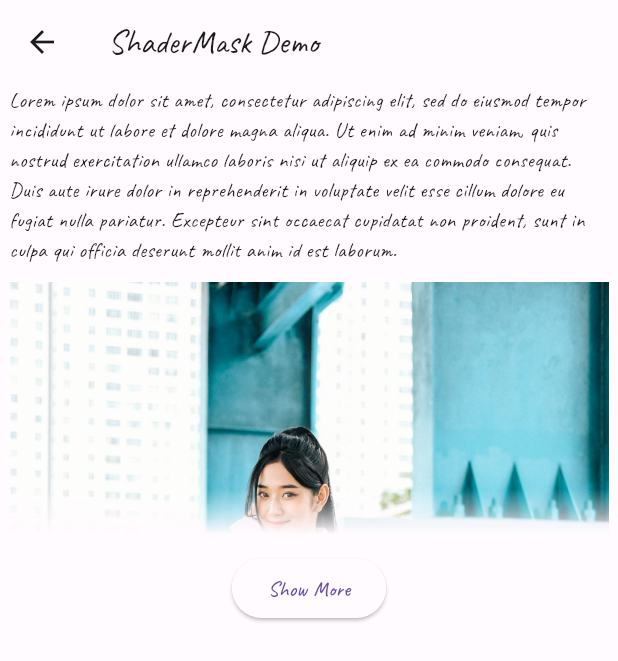
After one commit to jinyongnan810/flutter-practice, a Flutter app: the ShaderMaskDemo screen opened by its route, on a phone screen of 412 x 824 dp. The commit adds this screen. Shown: the top 661 px of the screen. Run offline on Flutter 3.47's test engine with Material 3 defaults, Android fonts, the phone set to English and light mode, and no system bars; our stand-ins replace audioplayers, flutter_dotenv, flutter_hooks, flutter_markdown, flutter_riverpod, font_awesome_flutter and 7 more; missing offline and left inert: animated_loading_border, flutter_portal, flutter_quill, markdown_quill, mix, restart_app and 1 more; network calls fail.

Commit message:
shadermask

```diff
--- /dev/null
+++ b/devtools_options.yaml
@@ -0,0 +1 @@
+extensions:
--- /dev/null
+++ b/lib/demos/shader_mask_demo.dart
@@ -0,0 +1,125 @@
+import 'package:flutter/material.dart';
+import 'package:flutter_practice/shared/demo_widget.dart';
+import 'package:font_awesome_flutter/font_awesome_flutter.dart';
+
+class ShaderMaskDemo extends StatefulWidget implements DemoWidget {
+  const ShaderMaskDemo({super.key});
+  static const String _title = 'ShaderMask Demo';
+  static const String _description = '';
+
+  @override
+  State<ShaderMaskDemo> createState() => _ShaderMaskDemoState();
+  @override
+  String get title => ShaderMaskDemo._title;
+
+  @override
+  String get description => ShaderMaskDemo._description;
+
+  @override
+  Widget get icon => const FaIcon(FontAwesomeIcons.image);
+}
+
+class _ShaderMaskDemoState extends State<ShaderMaskDemo> {
+  bool expanded = false;
+  @override
+  void initState() {
+    super.initState();
+  }
+
+  @override
+  void dispose() {
+    super.dispose();
+  }
+
+  static const clipHeight = 300.0;
+
+  @override
+  Widget build(BuildContext context) {
+    const text1 = Text(
+      'Lorem ipsum dolor sit amet, consectetur adipiscing elit, sed do eiusmod tempor incididunt ut labore et dolore magna aliqua. Ut enim ad minim veniam, quis nostrud exercitation ullamco laboris nisi ut aliquip ex ea commodo consequat. Duis aute irure dolor in reprehenderit in voluptate velit esse cillum dolore eu fugiat nulla pariatur. Excepteur sint occaecat cupidatat non proident, sunt in culpa qui officia deserunt mollit anim id est laborum.',
+    );
+    final image = Image.asset('assets/images/working-out.jpg', width: 400);
+    const text2 = Text(
+      'Lorem ipsum dolor sit amet, consectetur adipiscing elit, sed do eiusmod tempor incididunt ut labore et dolore magna aliqua. Ut enim ad minim veniam, quis nostrud exercitation ullamco laboris nisi ut aliquip ex ea commodo consequat. Duis aute irure dolor in reprehenderit in voluptate velit esse cillum dolore eu fugiat nulla pariatur. Excepteur sint occaecat cupidatat non proident, sunt in culpa qui officia deserunt mollit anim id est laborum.',
+    );
+    final content = Column(
+      children: [
+        text1,
+        const SizedBox(height: 12),
+        image,
+        const SizedBox(height: 12),
+        text2,
+      ],
+    );
+    final Widget finalContent;
+    if (expanded) {
+      finalContent = content;
+    } else {
+      final clipped = SizedBox(
+        height: clipHeight,
+        child: OverflowBox(
+          alignment: Alignment.topCenter,
+          maxHeight: double.infinity,
+          child: ClipRect(
+            clipper: MaxHeightClipper(clipHeight),
+            child: content,
+          ),
+        ),
+      );
+      final shaderApplied = ShaderMask(
+        shaderCallback: (Rect bounds) {
+          return const LinearGradient(
+            begin: Alignment.topCenter,
+            end: Alignment.bottomCenter,
+            colors: <Color>[Colors.black, Colors.black, Colors.transparent],
+            stops: <double>[0.0, 0.9, 1.0],
+          ).createShader(bounds);
+        },
+        blendMode: BlendMode.dstIn,
+        child: expanded ? content : clipped,
+      );
+      finalContent = shaderApplied;
+    }
+
+    final showMoreButton = ElevatedButton(
+      onPressed: () {
+        setState(() {
+          expanded = !expanded;
+        });
+      },
+      child: Text(expanded ? 'Show Less' : 'Show More'),
+    );
+    return Scaffold(
+      appBar: AppBar(title: Text(widget.title)),
+      body: Align(
+        alignment: Alignment.topCenter,
+        child: ConstrainedBox(
+          constraints: const BoxConstraints(maxWidth: 400),
+          child: SingleChildScrollView(
+            child: Column(
+              children: [
+                finalContent,
+                const SizedBox(height: 12),
+                showMoreButton,
+              ],
+            ),
+          ),
+        ),
+      ),
+    );
+  }
+}
+
+class MaxHeightClipper extends CustomClipper<Rect> {
+  MaxHeightClipper(this.maxHeight);
+  final double maxHeight;
+  @override
+  Rect getClip(Size size) {
+    return Rect.fromLTWH(0, 0, size.width, maxHeight);
+  }
+
+  @override
+  bool shouldReclip(covariant CustomClipper<Rect> oldClipper) {
+    return true;
+  }
+}
--- a/lib/main.dart
+++ b/lib/main.dart
@@ -15,6 +15,7 @@ import 'package:flutter_practice/demos/inherited_widget_demo.dart';
 import 'package:flutter_practice/demos/mix_demo.dart';
 import 'package:flutter_practice/demos/pigeon_demo.dart';
 import 'package:flutter_practice/demos/play_sound_demo.dart';
+import 'package:flutter_practice/demos/shader_mask_demo.dart';
 import 'package:flutter_practice/demos/shorebird_demo.dart';
 import 'package:flutter_practice/demos/snackbar_demo.dart';
 import 'package:flutter_practice/demos/theme_color_demo.dart';
@@ -122,6 +123,10 @@ final _router = GoRouter(
           path: 'animations',
           builder: (context, state) => const AnimationsDemo(),
         ),
+        GoRoute(
+          path: 'shader-mask',
+          builder: (context, state) => const ShaderMaskDemo(),
+        ),
         if (defaultTargetPlatform == TargetPlatform.android ||
             defaultTargetPlatform == TargetPlatform.iOS)
           GoRoute(
--- a/lib/screen/home_screen.dart
+++ b/lib/screen/home_screen.dart
@@ -325,6 +325,14 @@ class __InteractiveViewTabState extends State<_InteractiveViewTab>
                 link: '/shorebird',
               ),
             ),
+            Positioned(
+              top: 2700,
+              left: 2700,
+              child: _DemoLink(
+                title: 'Shader Mask',
+                link: '/shader-mask',
+              ),
+            ),
           ],
         ),
       ),
```
Also changed, not shown: pubspec.lock, 6 other files.
